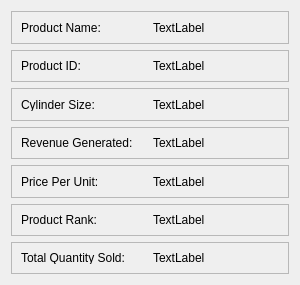
This is app/src/ui/NEW/best_selling_product_template.ui in Kazu0210/Inventory-System as Qt 5 draws it before an edit. The edited form follows.
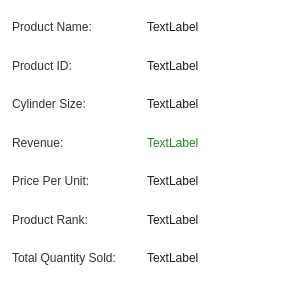
This is the edited form.

```diff
--- a/app/src/ui/NEW/best_selling_product_template.ui
+++ b/app/src/ui/NEW/best_selling_product_template.ui
@@ -25,6 +25,16 @@
   <property name="windowTitle">
    <string>Form</string>
   </property>
+  <property name="styleSheet">
+   <string notr="true">*{
+font: 10pt &quot;Noto Sans&quot;;
+color: #1E1E1E;
+background-color: transparent;
+}
+#Form{
+background-color: #fff;
+}</string>
+  </property>
   <layout class="QVBoxLayout" name="verticalLayout">
    <item>
     <widget class="QFrame" name="frame">
@@ -35,6 +45,21 @@
       <enum>QFrame::Raised</enum>
      </property>
      <layout class="QHBoxLayout" name="horizontalLayout">
+      <property name="spacing">
+       <number>5</number>
+      </property>
+      <property name="leftMargin">
+       <number>0</number>
+      </property>
+      <property name="topMargin">
+       <number>0</number>
+      </property>
+      <property name="rightMargin">
+       <number>0</number>
+      </property>
+      <property name="bottomMargin">
+       <number>0</number>
+      </property>
       <item>
        <widget class="QLabel" name="label">
         <property name="sizePolicy">
@@ -45,10 +70,20 @@
         </property>
         <property name="minimumSize">
          <size>
-          <width>100</width>
+          <width>130</width>
           <height>0</height>
          </size>
         </property>
+        <property name="maximumSize">
+         <size>
+          <width>130</width>
+          <height>16777215</height>
+         </size>
+        </property>
+        <property name="styleSheet">
+         <string notr="true">font: 63 10pt &quot;Noto Sans SemiBold&quot;;
+color: #333333;</string>
+        </property>
         <property name="text">
          <string>Product Name:</string>
         </property>
@@ -73,6 +108,21 @@
       <enum>QFrame::Raised</enum>
      </property>
      <layout class="QHBoxLayout" name="horizontalLayout_2">
+      <property name="spacing">
+       <number>5</number>
+      </property>
+      <property name="leftMargin">
+       <number>0</number>
+      </property>
+      <property name="topMargin">
+       <number>0</number>
+      </property>
+      <property name="rightMargin">
+       <number>0</number>
+      </property>
+      <property name="bottomMargin">
+       <number>0</number>
+      </property>
       <item>
        <widget class="QLabel" name="label_2">
         <property name="sizePolicy">
@@ -83,10 +133,20 @@
         </property>
         <property name="minimumSize">
          <size>
-          <width>100</width>
+          <width>130</width>
           <height>0</height>
          </size>
         </property>
+        <property name="maximumSize">
+         <size>
+          <width>130</width>
+          <height>16777215</height>
+         </size>
+        </property>
+        <property name="styleSheet">
+         <string notr="true">font: 63 10pt &quot;Noto Sans SemiBold&quot;;
+color: #333333;</string>
+        </property>
         <property name="text">
          <string>Product ID:</string>
         </property>
@@ -111,6 +171,21 @@
       <enum>QFrame::Raised</enum>
      </property>
      <layout class="QHBoxLayout" name="horizontalLayout_3">
+      <property name="spacing">
+       <number>5</number>
+      </property>
+      <property name="leftMargin">
+       <number>0</number>
+      </property>
+      <property name="topMargin">
+       <number>0</number>
+      </property>
+      <property name="rightMargin">
+       <number>0</number>
+      </property>
+      <property name="bottomMargin">
+       <number>0</number>
+      </property>
       <item>
        <widget class="QLabel" name="label_3">
         <property name="sizePolicy">
@@ -121,10 +196,20 @@
         </property>
         <property name="minimumSize">
          <size>
-          <width>100</width>
+          <width>130</width>
           <height>0</height>
          </size>
         </property>
+        <property name="maximumSize">
+         <size>
+          <width>130</width>
+          <height>16777215</height>
+         </size>
+        </property>
+        <property name="styleSheet">
+         <string notr="true">font: 63 10pt &quot;Noto Sans SemiBold&quot;;
+color: #333333;</string>
+        </property>
         <property name="text">
          <string>Cylinder Size:</string>
         </property>
@@ -149,6 +234,21 @@
       <enum>QFrame::Raised</enum>
      </property>
      <layout class="QHBoxLayout" name="horizontalLayout_4">
+      <property name="spacing">
+       <number>5</number>
+      </property>
+      <property name="leftMargin">
+       <number>0</number>
+      </property>
+      <property name="topMargin">
+       <number>0</number>
+      </property>
+      <property name="rightMargin">
+       <number>0</number>
+      </property>
+      <property name="bottomMargin">
+       <number>0</number>
+      </property>
       <item>
        <widget class="QLabel" name="label_4">
         <property name="sizePolicy">
@@ -159,17 +259,31 @@
         </property>
         <property name="minimumSize">
          <size>
-          <width>100</width>
+          <width>130</width>
           <height>0</height>
          </size>
         </property>
+        <property name="maximumSize">
+         <size>
+          <width>130</width>
+          <height>16777215</height>
+         </size>
+        </property>
+        <property name="styleSheet">
+         <string notr="true">font: 63 10pt &quot;Noto Sans SemiBold&quot;;
+color: #333333;</string>
+        </property>
         <property name="text">
-         <string>Revenue Generated:</string>
+         <string>Revenue:</string>
         </property>
        </widget>
       </item>
       <item>
        <widget class="QLabel" name="revenue_label">
+        <property name="styleSheet">
+         <string notr="true">font: 10pt &quot;Noto Sans&quot;;
+color: #228B22;</string>
+        </property>
         <property name="text">
          <string>TextLabel</string>
         </property>
@@ -187,6 +301,21 @@
       <enum>QFrame::Raised</enum>
      </property>
      <layout class="QHBoxLayout" name="horizontalLayout_5">
+      <property name="spacing">
+       <number>5</number>
+      </property>
+      <property name="leftMargin">
+       <number>0</number>
+      </property>
+      <property name="topMargin">
+       <number>0</number>
+      </property>
+      <property name="rightMargin">
+       <number>0</number>
+      </property>
+      <property name="bottomMargin">
+       <number>0</number>
+      </property>
       <item>
        <widget class="QLabel" name="label_5">
         <property name="sizePolicy">
@@ -197,10 +326,20 @@
         </property>
         <property name="minimumSize">
          <size>
-          <width>100</width>
+          <width>130</width>
           <height>0</height>
          </size>
         </property>
+        <property name="maximumSize">
+         <size>
+          <width>130</width>
+          <height>16777215</height>
+         </size>
+        </property>
+        <property name="styleSheet">
+         <string notr="true">font: 63 10pt &quot;Noto Sans SemiBold&quot;;
+color: #333333;</string>
+        </property>
         <property name="text">
          <string>Price Per Unit:</string>
         </property>
@@ -225,6 +364,21 @@
       <enum>QFrame::Raised</enum>
      </property>
      <layout class="QHBoxLayout" name="horizontalLayout_6">
+      <property name="spacing">
+       <number>5</number>
+      </property>
+      <property name="leftMargin">
+       <number>0</number>
+      </property>
+      <property name="topMargin">
+       <number>0</number>
+      </property>
+      <property name="rightMargin">
+       <number>0</number>
+      </property>
+      <property name="bottomMargin">
+       <number>0</number>
+      </property>
       <item>
        <widget class="QLabel" name="label_6">
         <property name="sizePolicy">
@@ -235,10 +389,20 @@
         </property>
         <property name="minimumSize">
          <size>
-          <width>100</width>
+          <width>130</width>
           <height>0</height>
          </size>
         </property>
+        <property name="maximumSize">
+         <size>
+          <width>130</width>
+          <height>16777215</height>
+         </size>
+        </property>
+        <property name="styleSheet">
+         <string notr="true">font: 63 10pt &quot;Noto Sans SemiBold&quot;;
+color: #333333;</string>
+        </property>
         <property name="text">
          <string>Product Rank:</string>
         </property>
@@ -263,8 +427,39 @@
       <enum>QFrame::Raised</enum>
      </property>
      <layout class="QHBoxLayout" name="horizontalLayout_7">
+      <property name="spacing">
+       <number>5</number>
+      </property>
+      <property name="leftMargin">
+       <number>0</number>
+      </property>
+      <property name="topMargin">
+       <number>0</number>
+      </property>
+      <property name="rightMargin">
+       <number>0</number>
+      </property>
+      <property name="bottomMargin">
+       <number>0</number>
+      </property>
       <item>
        <widget class="QLabel" name="label_7">
+        <property name="minimumSize">
+         <size>
+          <width>130</width>
+          <height>0</height>
+         </size>
+        </property>
+        <property name="maximumSize">
+         <size>
+          <width>130</width>
+          <height>16777215</height>
+         </size>
+        </property>
+        <property name="styleSheet">
+         <string notr="true">font: 63 10pt &quot;Noto Sans SemiBold&quot;;
+color: #333333;</string>
+        </property>
         <property name="text">
          <string>Total Quantity Sold:</string>
         </property>
```
